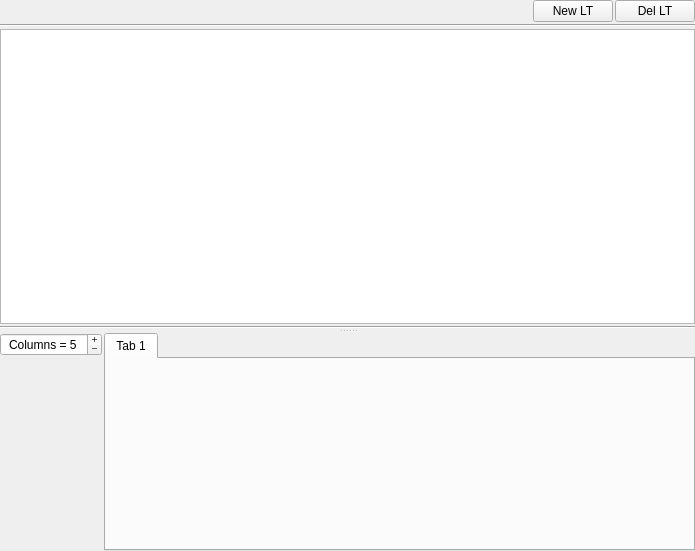
This is appli/prodManager/ui/tabLineTest.ui in snaress/bank as Qt 5 draws it before an edit. The edited form follows.
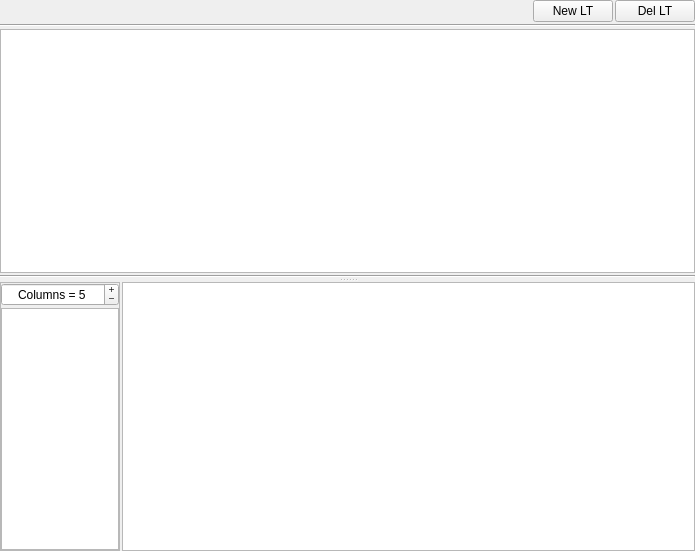
This is the edited form.

Commit message: ProdManager: Mise en place Preview() Update ShotTab() Update LineTestTab()

Patch:
```diff
--- a/appli/prodManager/ui/tabLineTest.ui
+++ b/appli/prodManager/ui/tabLineTest.ui
@@ -131,9 +131,43 @@
         <number>2</number>
        </property>
        <item>
+        <widget class="QFrame" name="qfLtColumns">
+         <property name="minimumSize">
+          <size>
+           <width>120</width>
+           <height>0</height>
+          </size>
+         </property>
+         <property name="maximumSize">
+          <size>
+           <width>120</width>
+           <height>16777215</height>
+          </size>
+         </property>
+         <property name="frameShape">
+          <enum>QFrame::StyledPanel</enum>
+         </property>
         <layout class="QVBoxLayout" name="vlLtShotsColumn">
+          <property name="spacing">
+           <number>2</number>
+          </property>
+          <property name="margin">
+           <number>0</number>
+          </property>
          <item>
           <widget class="QSpinBox" name="sbLtColumns">
+            <property name="minimumSize">
+             <size>
+              <width>0</width>
+              <height>0</height>
+             </size>
+            </property>
+            <property name="maximumSize">
+             <size>
+              <width>16777215</width>
+              <height>16777215</height>
+             </size>
+            </property>
            <property name="wrapping">
             <bool>false</bool>
            </property>
@@ -152,53 +186,54 @@
           </widget>
          </item>
          <item>
-          <spacer name="verticalSpacer_2">
-           <property name="orientation">
-            <enum>Qt::Vertical</enum>
-           </property>
-           <property name="sizeHint" stdset="0">
-            <size>
-             <width>20</width>
-             <height>40</height>
-            </size>
-           </property>
-          </spacer>
-         </item>
-        </layout>
+           <widget class="QTreeWidget" name="twShotPref">
+            <property name="selectionMode">
+             <enum>QAbstractItemView::NoSelection</enum>
+            </property>
+            <property name="indentation">
+             <number>0</number>
+            </property>
+            <property name="itemsExpandable">
+             <bool>false</bool>
+            </property>
+            <property name="expandsOnDoubleClick">
+             <bool>false</bool>
+            </property>
+            <attribute name="headerVisible">
+             <bool>false</bool>
+            </attribute>
+            <column>
+             <property name="text">
+              <string notr="true">1</string>
+             </property>
+            </column>
+           </widget>
+          </item>
+         </layout>
+        </widget>
        </item>
        <item>
-        <widget class="QTabWidget" name="tabLtShots">
-         <property name="minimumSize">
-          <size>
-           <width>0</width>
-           <height>150</height>
-          </size>
+        <widget class="QTreeWidget" name="twShotTree">
+         <property name="selectionMode">
+          <enum>QAbstractItemView::NoSelection</enum>
          </property>
-         <property name="contextMenuPolicy">
-          <enum>Qt::DefaultContextMenu</enum>
-         </property>
-         <property name="currentIndex">
+         <property name="indentation">
           <number>0</number>
          </property>
-         <property name="tabsClosable">
+         <property name="itemsExpandable">
           <bool>false</bool>
          </property>
-         <property name="movable">
-          <bool>true</bool>
+         <property name="expandsOnDoubleClick">
+          <bool>false</bool>
          </property>
-         <widget class="QWidget" name="ltShotTab1">
-          <attribute name="title">
-           <string>Tab 1</string>
-          </attribute>
-          <layout class="QGridLayout" name="glLtShotTab1" rowstretch="0">
-           <property name="margin">
-            <number>1</number>
-           </property>
-           <property name="spacing">
-            <number>1</number>
-           </property>
-          </layout>
-         </widget>
+         <attribute name="headerVisible">
+          <bool>false</bool>
+         </attribute>
+         <column>
+          <property name="text">
+           <string notr="true">1</string>
+          </property>
+         </column>
         </widget>
        </item>
       </layout>
```
Lines whose indentation alone changed are shown as unchanged. The commit also changes 17 other files.
